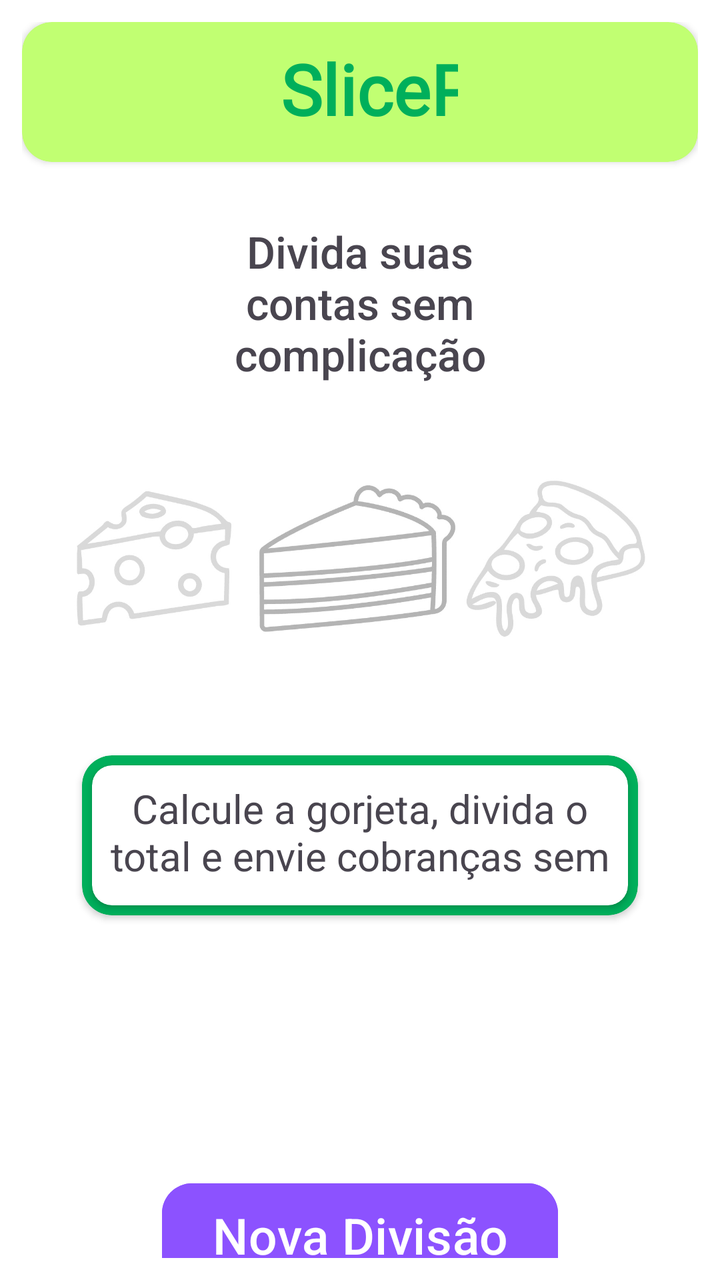
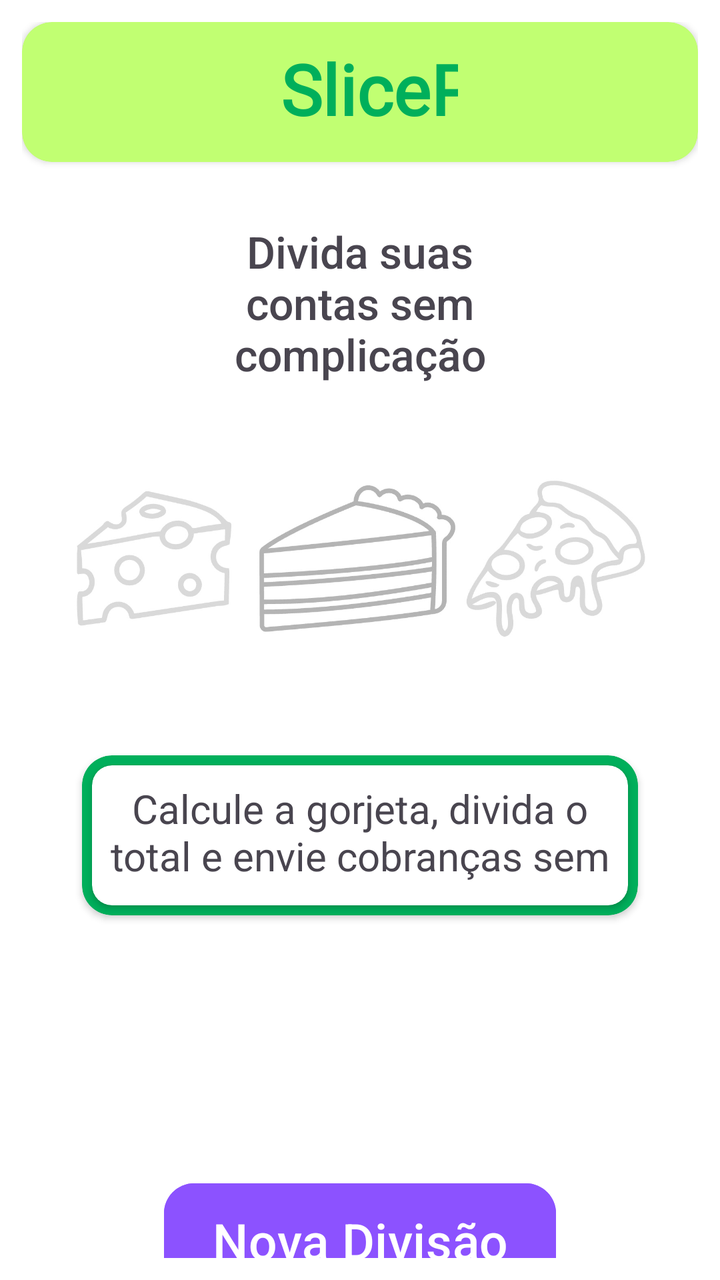

Screens rendered from an Android XML layout before and after an edit, with the pre-edit source and the edit as a unified diff.
<!-- AndroidManifest.xml: application theme Theme.SlicePay -->
<!-- res/layout/activity_main.xml -->
<?xml version="1.0" encoding="utf-8"?>
<androidx.constraintlayout.widget.ConstraintLayout xmlns:android="http://schemas.android.com/apk/res/android"
    xmlns:app="http://schemas.android.com/apk/res-auto"
    xmlns:tools="http://schemas.android.com/tools"
    android:id="@+id/main"
    android:layout_width="match_parent"
    android:layout_height="match_parent"
    android:background="#FFFFFF"
    android:backgroundTint="#FFFFFF"
    tools:context=".MainActivity">

    <LinearLayout
        android:layout_width="0dp"
        android:layout_height="0dp"
        android:layout_marginStart="1dp"
        android:layout_marginTop="1dp"
        android:layout_marginEnd="1dp"
        android:layout_marginBottom="1dp"
        android:orientation="vertical"
        android:padding="10dp"
        app:layout_constraintBottom_toBottomOf="parent"
        app:layout_constraintEnd_toEndOf="parent"
        app:layout_constraintHorizontal_bias="0.0"
        app:layout_constraintStart_toStartOf="parent"
        app:layout_constraintTop_toTopOf="parent"
        app:layout_constraintVertical_bias="0.0">

        <androidx.cardview.widget.CardView
            android:layout_width="match_parent"
            android:layout_height="70dp"
            android:padding="10dp"
            app:cardBackgroundColor="@color/verde_claro"
            app:cardCornerRadius="15dp">

            <LinearLayout
                android:layout_width="match_parent"
                android:layout_height="match_parent"
                android:orientation="vertical"
                android:padding="10dp"
                android:paddingStart="120dp"
                android:paddingEnd="120dp">

                <TextView
                    android:id="@+id/textView2"
                    android:layout_width="151dp"
                    android:layout_height="wrap_content"
                    android:fontFamily="@font/alata"
                    android:text="@string/app_name"
                    android:textAlignment="center"
                    android:textColor="@color/verde_escuro"
                    android:textSize="35sp"
                    android:textStyle="bold" />
            </LinearLayout>
        </androidx.cardview.widget.CardView>

        <TextView
            android:id="@+id/textView"
            android:layout_width="match_parent"
            android:layout_height="wrap_content"
            android:layout_marginStart="90dp"
            android:layout_marginTop="30dp"
            android:layout_marginEnd="90dp"
            android:fontFamily="sans-serif-medium"
            android:text="@string/subtitulo1"
            android:textAlignment="center"
            android:textSize="22sp" />

        <ImageView
            android:id="@+id/imageView"
            android:layout_width="match_parent"
            android:layout_height="116dp"
            android:layout_marginStart="20dp"
            android:layout_marginTop="30dp"
            android:layout_marginEnd="20dp"
            app:srcCompat="@drawable/icones_fatias" />

        <androidx.cardview.widget.CardView
            android:layout_width="match_parent"
            android:layout_height="80dp"
            android:layout_marginStart="30dp"
            android:layout_marginTop="40dp"
            android:layout_marginEnd="30dp"
            app:cardBackgroundColor="@color/verde_escuro"
            app:cardCornerRadius="15dp">

            <androidx.cardview.widget.CardView
                android:layout_width="match_parent"
                android:layout_height="match_parent"
                android:layout_margin="5dp"
                app:cardCornerRadius="10dp">

                <LinearLayout
                    android:layout_width="match_parent"
                    android:layout_height="match_parent"
                    android:orientation="vertical">

                    <TextView
                        android:id="@+id/textView3"
                        android:layout_width="match_parent"
                        android:layout_height="wrap_content"
                        android:layout_marginTop="8dp"
                        android:layout_marginBottom="8dp"
                        android:text="@string/subtitulo2"
                        android:textAlignment="center"
                        android:textSize="20sp" />
                </LinearLayout>
            </androidx.cardview.widget.CardView>
        </androidx.cardview.widget.CardView>

        <Button
            android:id="@+id/button"
            android:layout_width="match_parent"
            android:layout_height="60dp"
            android:layout_marginStart="70dp"
            android:layout_marginTop="130dp"
            android:layout_marginEnd="70dp"
            android:backgroundTint="@color/roxo"
            android:text="@string/botao1"
            android:textSize="25dp"
            app:cornerRadius="15dp" />

        <TextView
            android:id="@+id/textView5"
            android:layout_width="match_parent"
            android:layout_height="wrap_content"
            android:layout_marginStart="50dp"
            android:layout_marginTop="40dp"
            android:layout_marginEnd="50dp"
            android:text="@string/sobre"
            android:textAlignment="center"
            android:textColor="#929292"
            android:textSize="20dp" />

    </LinearLayout>
</androidx.constraintlayout.widget.ConstraintLayout>
<!-- resources referenced by this layout -->
<resources>
  <color name="roxo">#8c52ff</color>
  <color name="verde_claro">#c1ff72</color>
  <color name="verde_escuro">#00af5b</color>
  <!-- drawable icones_fatias: png bitmap (drawable, 51504 bytes) -->
  <string name="app_name">SlicePay</string>
  <string name="botao1">Nova Divisão</string>
  <string name="sobre">Sobre o App</string>
  <string name="subtitulo1">Divida suas contas sem complicação</string>
  <string name="subtitulo2">Calcule a gorjeta, divida o total e envie cobranças sem estresse</string>
  <style name="Theme.SlicePay" parent="Base.Theme.SlicePay" />
  <style name="Base.Theme.SlicePay" parent="Theme.Material3.DayNight.NoActionBar">
          
          
      </style>
</resources>

<!-- the commit's change to res/layout/activity_main.xml (unified diff, before → after) -->
@@ -109,27 +109,35 @@
 
         <Button
             android:id="@+id/button"
-            android:layout_width="match_parent"
-            android:layout_height="60dp"
-            android:layout_marginStart="70dp"
+            android:layout_width="wrap_content"
+            android:layout_height="65dp"
+            android:layout_gravity="center"
+            android:layout_marginStart="20dp"
             android:layout_marginTop="130dp"
-            android:layout_marginEnd="70dp"
+            android:layout_marginEnd="20dp"
             android:backgroundTint="@color/roxo"
             android:text="@string/botao1"
             android:textSize="25dp"
             app:cornerRadius="15dp" />
 
-        <TextView
-            android:id="@+id/textView5"
+        <androidx.cardview.widget.CardView
             android:layout_width="match_parent"
-            android:layout_height="wrap_content"
-            android:layout_marginStart="50dp"
-            android:layout_marginTop="40dp"
-            android:layout_marginEnd="50dp"
-            android:text="@string/sobre"
-            android:textAlignment="center"
-            android:textColor="#929292"
-            android:textSize="20dp" />
+            android:layout_height="60dp"
+            android:layout_gravity="bottom"
+            android:layout_marginTop="30dp"
+            app:cardBackgroundColor="@color/roxo_claro"
+            app:cardCornerRadius="15dp">
+
+            <TextView
+                android:id="@+id/textView5"
+                android:layout_width="wrap_content"
+                android:layout_height="wrap_content"
+                android:layout_gravity="center"
+                android:text="@string/sobre"
+                android:textAlignment="center"
+                android:textColor="@color/white"
+                android:textSize="20sp" />
+        </androidx.cardview.widget.CardView>
 
     </LinearLayout>
 </androidx.constraintlayout.widget.ConstraintLayout>
<!-- resource entries referenced after the edit -->
@@ -1,8 +1,10 @@
 <!-- resources referenced by this layout -->
 <resources>
   <color name="roxo">#8c52ff</color>
+  <color name="roxo_claro">#caafff</color>
   <color name="verde_claro">#c1ff72</color>
   <color name="verde_escuro">#00af5b</color>
+  <color name="white">#FFFFFFFF</color>
   <!-- drawable icones_fatias: png bitmap (drawable, 51504 bytes) -->
   <string name="app_name">SlicePay</string>
   <string name="botao1">Nova Divisão</string>
